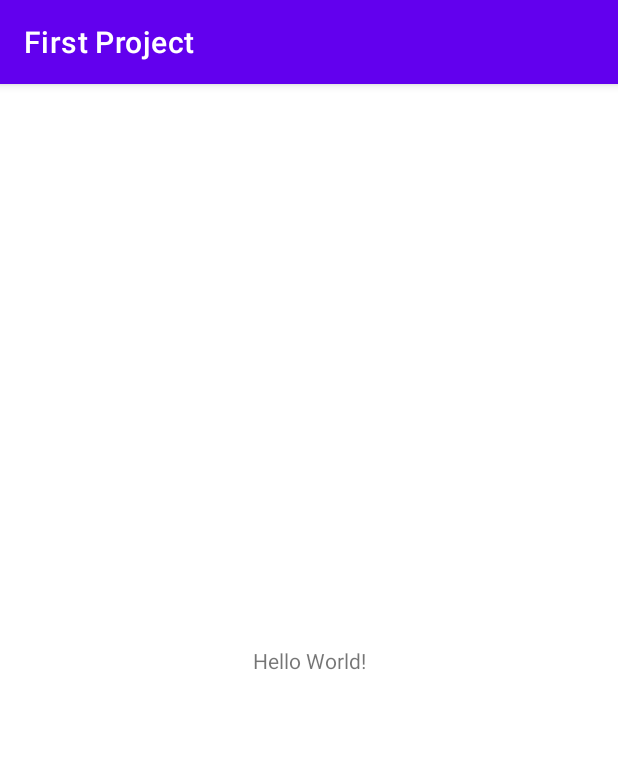
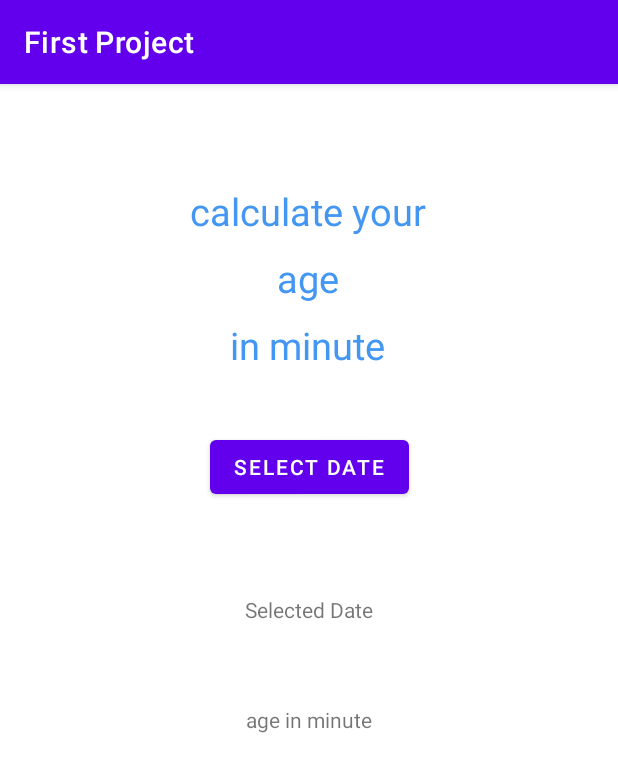
Before and after one commit to mosenjan/100-days-of-code, an Android app: the screen it shows after launch (MainActivity), on a phone screen of 412 x 824 dp. Shown: the top 772 px of the screen. Run offline under Robolectric (Android 15) with nearby library versions, the phone set to English and light mode, and no system bars; libraries missing offline, so code that uses them is left out: ir.hamsaa.persiandatepicker.

Commit message:
age in minute app done

```diff
--- a/FirstProject/app/build.gradle
+++ b/FirstProject/app/build.gradle
@@ -1,6 +1,7 @@
 plugins {
     id 'com.android.application'
     id 'kotlin-android'
+    id 'kotlin-android-extensions'
 }
 
 android {
@@ -42,4 +43,5 @@ dependencies {
     testImplementation 'junit:junit:4.+'
     androidTestImplementation 'androidx.test.ext:junit:1.1.2'
     androidTestImplementation 'androidx.test.espresso:espresso-core:3.3.0'
+    implementation 'com.github.aliab:Persian-Date-Picker-Dialog:1.5.2'
 }
--- a/FirstProject/app/src/main/res/layout/activity_main.xml
+++ b/FirstProject/app/src/main/res/layout/activity_main.xml
@@ -7,12 +7,73 @@
     tools:context=".MainActivity">
 
     <TextView
+        android:id="@+id/textView2"
         android:layout_width="wrap_content"
         android:layout_height="wrap_content"
-        android:text="Hello World!"
+        android:text="calculate your"
+        android:textColor="@color/text_color"
+        android:textSize="25sp"
         app:layout_constraintBottom_toBottomOf="parent"
+        app:layout_constraintHorizontal_bias="0.498"
         app:layout_constraintLeft_toLeftOf="parent"
         app:layout_constraintRight_toRightOf="parent"
-        app:layout_constraintTop_toTopOf="parent" />
+        app:layout_constraintTop_toTopOf="parent"
+        app:layout_constraintVertical_bias="0.092" />
+
+    <TextView
+        android:id="@+id/textView"
+        android:layout_width="wrap_content"
+        android:layout_height="wrap_content"
+        android:layout_marginTop="10dp"
+        android:text="age"
+        android:textColor="@color/text_color"
+        android:textSize="25sp"
+        app:layout_constraintHorizontal_bias="0.498"
+        app:layout_constraintLeft_toLeftOf="parent"
+        app:layout_constraintRight_toRightOf="parent"
+        app:layout_constraintTop_toBottomOf="@+id/textView2" />
+
+    <TextView
+        android:id="@+id/textView3"
+        android:layout_width="wrap_content"
+        android:layout_height="wrap_content"
+        android:layout_marginTop="10dp"
+        android:text="in minute"
+        android:textColor="@color/text_color"
+        android:textSize="25sp"
+        app:layout_constraintHorizontal_bias="0.497"
+        app:layout_constraintLeft_toLeftOf="parent"
+        app:layout_constraintRight_toRightOf="parent"
+        app:layout_constraintTop_toBottomOf="@+id/textView" />
+
+    <Button
+        android:id="@+id/btnDatePicker"
+        android:layout_width="wrap_content"
+        android:layout_height="wrap_content"
+        android:layout_marginTop="40dp"
+        android:text="Select Date"
+        app:layout_constraintEnd_toEndOf="parent"
+        app:layout_constraintStart_toStartOf="parent"
+        app:layout_constraintTop_toBottomOf="@+id/textView3" />
+
+    <TextView
+        android:id="@+id/tvSelectedDate"
+        android:layout_width="wrap_content"
+        android:layout_height="wrap_content"
+        android:layout_marginTop="61dp"
+        android:text="Selected Date"
+        app:layout_constraintEnd_toEndOf="parent"
+        app:layout_constraintStart_toStartOf="parent"
+        app:layout_constraintTop_toBottomOf="@+id/btnDatePicker" />
+
+    <TextView
+        android:id="@+id/tvAgeInMinute"
+        android:layout_width="wrap_content"
+        android:layout_height="wrap_content"
+        android:layout_marginTop="54dp"
+        android:text="age in minute"
+        app:layout_constraintEnd_toEndOf="parent"
+        app:layout_constraintStart_toStartOf="parent"
+        app:layout_constraintTop_toBottomOf="@+id/tvSelectedDate" />
 
 </androidx.constraintlayout.widget.ConstraintLayout>
--- a/FirstProject/app/src/main/res/values/colors.xml
+++ b/FirstProject/app/src/main/res/values/colors.xml
@@ -7,4 +7,5 @@
     <color name="teal_700">#FF018786</color>
     <color name="black">#FF000000</color>
     <color name="white">#FFFFFFFF</color>
+    <color name="text_color">#4397F3</color>
 </resources>
--- a/FirstProject/build.gradle
+++ b/FirstProject/build.gradle
@@ -18,6 +18,7 @@ allprojects {
     repositories {
         google()
         jcenter()
+        maven { url "https://jitpack.io" }
     }
 }
 
```
Also changed, not shown: FirstProject/app/src/main/java/com/example/firstproject/MainActivity.kt (+74 -3 lines), FirstProject/app/src/main/java/com/example/firstproject/Test.kt (+16 -16 lines).
